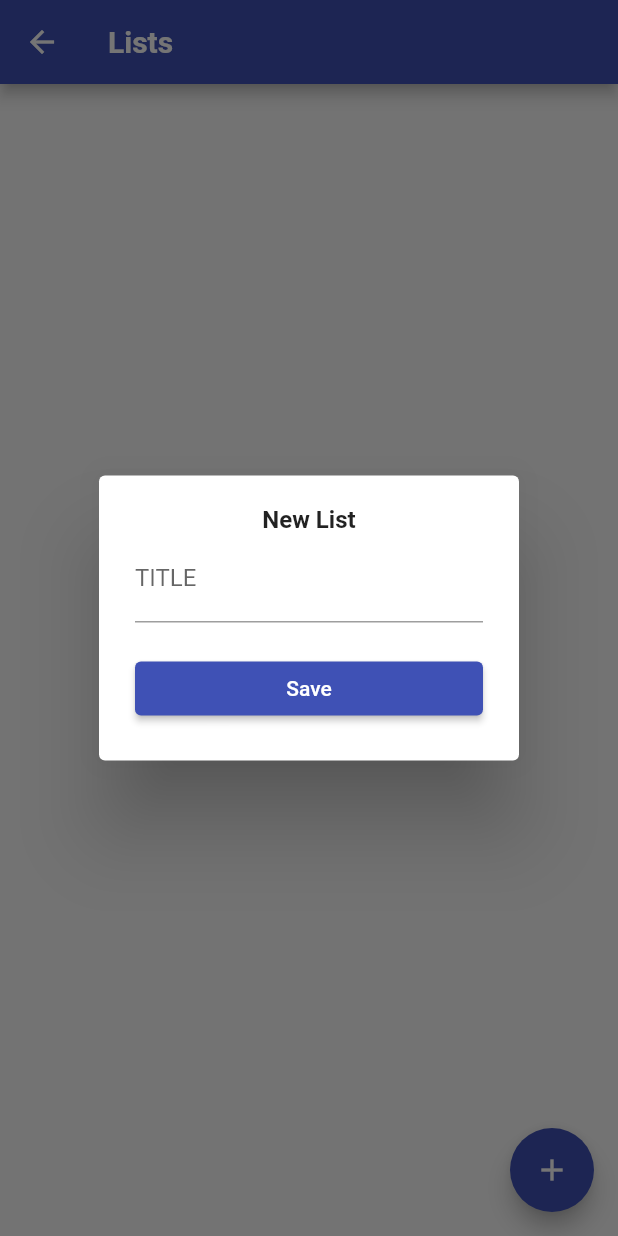
After one commit to albertoMihailSala/productivity_app, a Flutter app: the TodoMenu screen opened directly, after a tap on the "add" icon, on a phone screen of 412 x 824 dp. The commit adds this screen. Run offline on Flutter 3.47's test engine with Material 2 defaults, Android fonts, the phone set to English and light mode, and no system bars; our stand-ins replace cloud_firestore, dotted_line, email_validator, firebase_auth, firebase_core, flutter_slidable and 1 more; accounts and stored records are empty.

Commit message:
LISTS UPDATE - UI + FIREBASE

```diff
--- a/lib/api/firebase_api.dart
+++ b/lib/api/firebase_api.dart
@@ -2,17 +2,19 @@ import 'package:cloud_firestore/cloud_firestore.dart';
 import 'package:firebase_auth/firebase_auth.dart';
 import 'package:productivity_app/notes/note_class.dart';
 import 'package:productivity_app/tasks/task_class.dart';
+import '../todos/todo_class.dart';
 //ignore_for_file: prefer_const_constructors
 
 class FirebaseApi {
   //final user = FirebaseAuth.instance.currentUser!;
   //late final uid = user.uid.toString();
 
-  static String getCurrentUser(){
+  static String getCurrentUser() {
     final user = FirebaseAuth.instance.currentUser!;
     final uid = user.uid.toString();
     return uid;
   }
+
   //NOTES
   static Future<String> createNote(Note note) async { //static
     //A DOCUMENT WILL STORE ONE NOTE
@@ -43,7 +45,8 @@ class FirebaseApi {
   static Future<String> createTask(Task task) async { //static
     //A DOCUMENT WILL STORE ONE TASK
     final docTask = FirebaseFirestore.instance.collection('users').doc(getCurrentUser())
-                                              .collection('tasks').doc();
+        .collection('list_content').doc(task.todoId)
+        .collection('tasks').doc();
     task.id = docTask.id;
 
     await docTask.set(task.toJson());
@@ -53,15 +56,42 @@ class FirebaseApi {
 
   static Future updateTask(Task task) async{ //static
     final docTask = FirebaseFirestore.instance.collection('users').doc(getCurrentUser())
-                                              .collection('tasks').doc(task.id);
+        .collection('list_content').doc(task.todoId)
+        .collection('tasks').doc(task.id);
 
     await docTask.update(task.toJson());
   }
 
   static Future removeTask(Task task) async{ //static
     final docTask = FirebaseFirestore.instance.collection('users').doc(getCurrentUser())
-                                              .collection('tasks').doc(task.id);
+        .collection('list_content').doc(task.todoId)
+        .collection('tasks').doc(task.id);
 
     await docTask.delete();
   }
+  //LISTS
+  static Future<String> createTodo(Todo todo) async { //static
+    //A DOCUMENT WILL STORE ONE LIST
+    final docTodo = FirebaseFirestore.instance.collection('users').doc(getCurrentUser())
+                                              .collection('lists').doc();
+    todo.id = docTodo.id;
+
+    await docTodo.set(todo.toJson());
+
+    return docTodo.id;
+  }
+
+  static Future updateTodo(Todo todo) async{ //static
+    final docTodo = FirebaseFirestore.instance.collection('users').doc(getCurrentUser())
+                                              .collection('lists').doc(todo.id);
+
+    await docTodo.update(todo.toJson());
+  }
+
+  static Future removeTodo(Todo todo) async{ //static
+    final docTodo = FirebaseFirestore.instance.collection('users').doc(getCurrentUser())
+                                              .collection('lists').doc(todo.id);
+
+    await docTodo.delete();
+  }
 }
--- a/lib/main.dart
+++ b/lib/main.dart
@@ -3,6 +3,7 @@ import 'package:firebase_core/firebase_core.dart';
 import 'package:firebase_auth/firebase_auth.dart';
 import 'package:productivity_app/provider/note_provider.dart';
 import 'package:productivity_app/provider/task_provider.dart';
+import 'package:productivity_app/provider/todo_provider.dart';
 import 'package:provider/provider.dart';
 import 'auth_page.dart';
 import 'verify_email_page.dart';
@@ -29,6 +30,7 @@ class MyApp extends StatelessWidget{
     providers: [
         ChangeNotifierProvider(create: (context) => NoteProvider()),
         ChangeNotifierProvider(create: (context) => TaskProvider()),
+        ChangeNotifierProvider(create: (context) => TodoProvider()),
     ],
     child: MaterialApp(
       //For Utils
--- a/lib/menu.dart
+++ b/lib/menu.dart
@@ -2,7 +2,7 @@ import 'package:flutter/material.dart';
 import 'package:firebase_auth/firebase_auth.dart';
 import 'package:google_fonts/google_fonts.dart';
 import 'package:productivity_app/notes/note_menu.dart';
-import 'package:productivity_app/tasks/task_menu.dart';
+import 'package:productivity_app/todos/todo_menu.dart';
 //ignore_for_file: prefer_const_constructors
 
 //MENIUL PRINCIPAL
@@ -42,7 +42,7 @@ class Menu extends StatelessWidget{
               onPressed: () {
                 Navigator.push(
                   context,
-                  MaterialPageRoute(builder: (context) => TaskMenu()),
+                  MaterialPageRoute(builder: (context) => TodoMenu()),
                 );
               },
               //Icon
--- /dev/null
+++ b/lib/provider/todo_provider.dart
@@ -0,0 +1,26 @@
+import 'package:flutter/material.dart';
+import 'package:productivity_app/todos/todo_class.dart';
+import 'package:productivity_app/api/firebase_api.dart';
+
+class TodoProvider extends ChangeNotifier {
+  List<Todo> _todos = [];
+
+  List<Todo> get todos => _todos.toList();
+
+  void addTodo(Todo todo) => FirebaseApi.createTodo(todo);
+
+  void setTodos(List<Todo> todos) =>
+      //NE ASIGURĂM CĂ NU ESTE CHEMATĂ ÎN TIMPUL METODEI DE BUILD
+      WidgetsBinding.instance?.addPostFrameCallback((_) {
+        _todos = todos;
+        notifyListeners();
+  });
+
+  void removeTodo(Todo todo) => FirebaseApi.removeTodo(todo);
+
+  void updateTodo(Todo todo, String title) {
+    todo.title = title;
+
+    FirebaseApi.updateTodo(todo);
+  }
+}
--- a/lib/tasks/task_class.dart
+++ b/lib/tasks/task_class.dart
@@ -5,13 +5,15 @@ class TaskField {
 }
 class Task {
   String id;
+  String todoId;
   String title;
   String? priority;
   String? category;
   DateTime createdAt;
 
   Task({
-    this.id ='',
+    this.id = '',
+    this.todoId = '',
     required this.title,
     required this.priority,
     required this.category,
@@ -21,6 +23,7 @@ class Task {
   //JSON METHOD FOR STORING IN FIREBASE
   Map<String, dynamic> toJson() => {
     'id': id,
+    'todoId': todoId,
     'title': title,
     'priority': priority,
     'category': category,
@@ -30,6 +33,7 @@ class Task {
   //JSON METHOD FOR READING FROM FIREBASE
   static Task fromJson(Map<String, dynamic> json) => Task(
     id: json['id'],
+    todoId: json['todoId'],
     title: json['title'],
     priority: json['priority'],
     category: json['category'],
--- a/lib/tasks/task_form_widget.dart
+++ b/lib/tasks/task_form_widget.dart
@@ -57,7 +57,7 @@ class TaskFormWidget extends StatelessWidget {
         labelText: 'TITLE'),
   );
 
-  Widget buildPriority() => DropdownButton(
+  Widget buildPriority() => DropdownButtonFormField(
       value: priority,
       items: <String>['High', 'Medium', 'Low']
               .map<DropdownMenuItem<String>>((String value) {
@@ -68,7 +68,7 @@ class TaskFormWidget extends StatelessWidget {
       }).toList(),
       onChanged: onChangedPriority);
 
-  Widget buildCategory() => DropdownButton(
+  Widget buildCategory() => DropdownButtonFormField(
       value: category,
       items: <String>['Personal', 'Work', 'Other']
           .map<DropdownMenuItem<String>>((String value) {
--- /dev/null
+++ b/lib/todos/add_todo_popup.dart
@@ -0,0 +1,60 @@
+import 'package:flutter/material.dart';
+import 'todo_form_widget.dart';
+import 'todo_class.dart';
+import 'package:provider/provider.dart';
+import 'package:productivity_app/provider/todo_provider.dart';
+
+class AddTodoPopup extends StatefulWidget {
+  const AddTodoPopup({Key? key}) : super(key: key);
+
+  @override
+  State<AddTodoPopup> createState() => _AddTodoPopupState();
+}
+
+class _AddTodoPopupState extends State<AddTodoPopup> {
+  //GLOBAL KEY TO VALIDATE TITLE
+  final _formKey = GlobalKey<FormState>();
+  String title = '';
+
+  @override
+  Widget build(BuildContext context) => AlertDialog(
+    content: Form(
+      key: _formKey,
+      child: Column(
+        mainAxisSize: MainAxisSize.min,
+        children: [
+          Text(
+            'New List',
+            style: TextStyle(
+              fontWeight: FontWeight.bold,
+            ),
+            textAlign: TextAlign.center,
+          ),
+          TodoFormWidget(
+            onChangedTitle: (title) => setState(() => this.title = title),
+            onSavedTodo: addTodo,
+          ),
+        ],
+      ),
+    ),
+  );
+
+  void addTodo() {
+    final isValid = _formKey.currentState!.validate();
+
+    if(!isValid){
+      return;
+    }
+    else {
+      final newTodo = Todo(
+        id: DateTime.now().toString(),
+        title: title,
+        createdAt: DateTime.now(),
+      );
+      final provider = Provider.of<TodoProvider>(context, listen: false);
+      provider.addTodo(newTodo);
+      //HIDE ALERT DIALOG
+      Navigator.of(context).pop();
+    }
+  }
+}
--- /dev/null
+++ b/lib/todos/todo_class.dart
@@ -0,0 +1,31 @@
+import 'todo_utils.dart';
+
+class TodoField {
+  static const createdAt = 'createdAt';
+}
+
+class Todo {
+  String id;
+  String title;
+  DateTime createdAt;
+
+  Todo({
+    this.id ='',
+    required this.title,
+    required this.createdAt,
+  });
+
+  //JSON METHOD FOR STORING IN FIREBASE
+  Map<String, dynamic> toJson() => {
+    'id': id,
+    'title': title,
+    'createdAt': TodoUtils.fromDateTimeToJson(createdAt),
+  };
+
+  //JSON METHOD FOR READING FROM FIREBASE
+  static Todo fromJson(Map<String, dynamic> json) => Todo(
+    id: json['id'],
+    title: json['title'],
+    createdAt: TodoUtils.fromJsonToDateTime(json['createdAt']),
+  );
+}
--- /dev/null
+++ b/lib/todos/todo_form_widget.dart
@@ -0,0 +1,61 @@
+import 'package:flutter/material.dart';
+//ignore_for_file: prefer_const_constructors
+
+class TodoFormWidget extends StatelessWidget {
+  final String title;
+  final ValueChanged<String> onChangedTitle;
+  final VoidCallback onSavedTodo;
+
+  //CONSTRUCTOR
+  const TodoFormWidget({
+    Key? key,
+    this.title = '',
+    required this.onChangedTitle,
+    required this. onSavedTodo,
+  }) : super(key: key);
+
+  @override
+  Widget build(BuildContext context) => Column(
+    //mainAxisAlignment: MainAxisAlignment.center,
+    mainAxisSize: MainAxisSize.min,
+    crossAxisAlignment: CrossAxisAlignment.center,
+    children: [
+      buildTitle(),
+      SizedBox(height: 20),
+      buildSaveButton(),
+    ],
+  );
+
+  Widget buildTitle() => TextFormField(
+    //TITLE FIELD ALWAYS STARTS EMPTY
+    initialValue: title,
+    //GIVING THE TITLE THE CHARACTERS
+    onChanged: onChangedTitle,
+
+    //MAXIMUM LINES ALLOWED
+    maxLines: 1,
+
+    //TITLE CAN'T BE EMPTY
+    validator: (title){
+      if(title!.isEmpty){
+        return 'Title cannot be empty';
+      }
+      return null;
+    },
+
+    decoration: InputDecoration(
+        labelText: 'TITLE'),
+  );
+
+  Widget buildSaveButton() => SizedBox(
+    //ALOWS SAVE BUTTON TO TAKE THE WHOLE WIDTH
+    width: double.infinity,
+    child: ElevatedButton(
+      onPressed: onSavedTodo,
+      child: Text(
+          'Save',
+          textAlign: TextAlign.center
+      ),
+    ),
+  );
+}
--- /dev/null
+++ b/lib/todos/todo_list_widget.dart
@@ -0,0 +1,38 @@
+import 'package:flutter/material.dart';
+import 'package:provider/provider.dart';
+import 'package:productivity_app/provider/todo_provider.dart';
+import 'todo_widget.dart';
+
+class TodoListWidget extends StatelessWidget {
+  //const NoteListWidget({Key? key}) : super(key: key);
+
+  @override
+  Widget build(BuildContext context) {
+    final provider = Provider.of<TodoProvider>(context);
+    final todos = provider.todos;
+
+    return todos.isEmpty
+        ? Center(
+      child: Text(
+        'THERE ARE NO LISTS YET',
+        style: TextStyle(
+          fontWeight: FontWeight.bold,
+          fontSize: 20,
+        ),
+      ),
+    )
+        : ListView.separated(
+      //BOUNCING EFFECT
+        physics: BouncingScrollPhysics(),
+        padding: EdgeInsets.all(16),
+        itemBuilder: (context, index) {
+          final todo = todos[index];
+
+          return TodoWidget(todo: todo);
+        },
+
+        separatorBuilder: (context, index) => Container(height: 25),
+
+        itemCount: todos.length);
+  }
+}
--- /dev/null
+++ b/lib/todos/todo_menu.dart
@@ -0,0 +1,69 @@
+import 'package:cloud_firestore/cloud_firestore.dart';
+import 'package:productivity_app/api/firebase_api.dart';
+import 'package:flutter/material.dart';
+import 'package:productivity_app/todos/todo_list_widget.dart';
+import 'add_todo_popup.dart';
+import 'package:provider/provider.dart';
+import 'package:productivity_app/provider/todo_provider.dart';
+import 'todo_class.dart';
+//ignore_for_file: prefer_const_constructors
+
+class TodoMenu extends StatefulWidget {
+  const TodoMenu({Key? key}) : super(key: key);
+
+  @override
+  State<TodoMenu> createState() => _TodoMenuState();
+}
+
+class _TodoMenuState extends State<TodoMenu> {
+  @override
+  Widget build(BuildContext context) =>
+      Scaffold(
+        appBar: AppBar(
+          title: Text('Lists',
+            style: TextStyle(
+              fontWeight: FontWeight.bold,
+            ),
+          ),
+        ),
+
+        body: StreamBuilder<List<Todo>>(
+            stream: readTodos(),
+            builder: (context, snapshot) {
+              switch (snapshot.connectionState) {
+                case ConnectionState.waiting:
+                //INDICATOR DE LOADING CÂT TIMP SUNT EXTRASE NOTIȚELE
+                  return Center(child: CircularProgressIndicator());
+                default:
+                  if (snapshot.hasData) {
+                    final todos = snapshot.data;
+
+                    final provider = Provider.of<TodoProvider>(context);
+                    provider.setTodos(todos!);
+                  }
+              }
+              return TodoListWidget();
+            }
+        ),
+
+        floatingActionButton: FloatingActionButton(
+          onPressed: () =>
+              showDialog(
+                context: context,
+                builder: (BuildContext context) => AddTodoPopup(),
+              ),
+          //When long-pressed, button displays this text
+          tooltip: 'Add',
+          //Icon
+          child: Icon(Icons.add),
+        ),
+      );
+
+  //STREAM-UL PENTRU CITIREA TODOS DIN FIREBASE
+  Stream<List<Todo>> readTodos() =>
+      FirebaseFirestore.instance.collection('users').doc(FirebaseApi.getCurrentUser()).collection('lists')
+          .orderBy(TodoField.createdAt, descending: true)
+          .snapshots()
+          .map((snapshot) =>
+          snapshot.docs.map((doc) => Todo.fromJson(doc.data())).toList());
+}
--- /dev/null
+++ b/lib/todos/todo_utils.dart
@@ -0,0 +1,20 @@
+import 'package:cloud_firestore/cloud_firestore.dart';
+import 'package:flutter/material.dart';
+//ignore_for_file: prefer_const_constructors
+
+class TodoUtils {
+  //MESSAGES - Edited Note / Deleted Note
+  static void showSnackBar(BuildContext context, String text) =>
+      ScaffoldMessenger.of(context)
+        ..removeCurrentSnackBar()
+        ..showSnackBar(SnackBar(content: Text(text)));
+
+  //JSON FOR DATETIME
+  static DateTime fromJsonToDateTime(Timestamp value){
+    return value.toDate();
+  }
+
+  static dynamic fromDateTimeToJson(DateTime date){
+    return date.toUtc();
+  }
+}
```
Also changed, not shown: lib/tasks/add_task_popup.dart (+9 -1 lines), lib/tasks/task_menu.dart (+20 -6 lines), lib/todos/edit_todo_page.dart (added, +68 -0 lines), lib/todos/todo_widget.dart (added, +98 -0 lines), lib/lists.dart (deleted).
